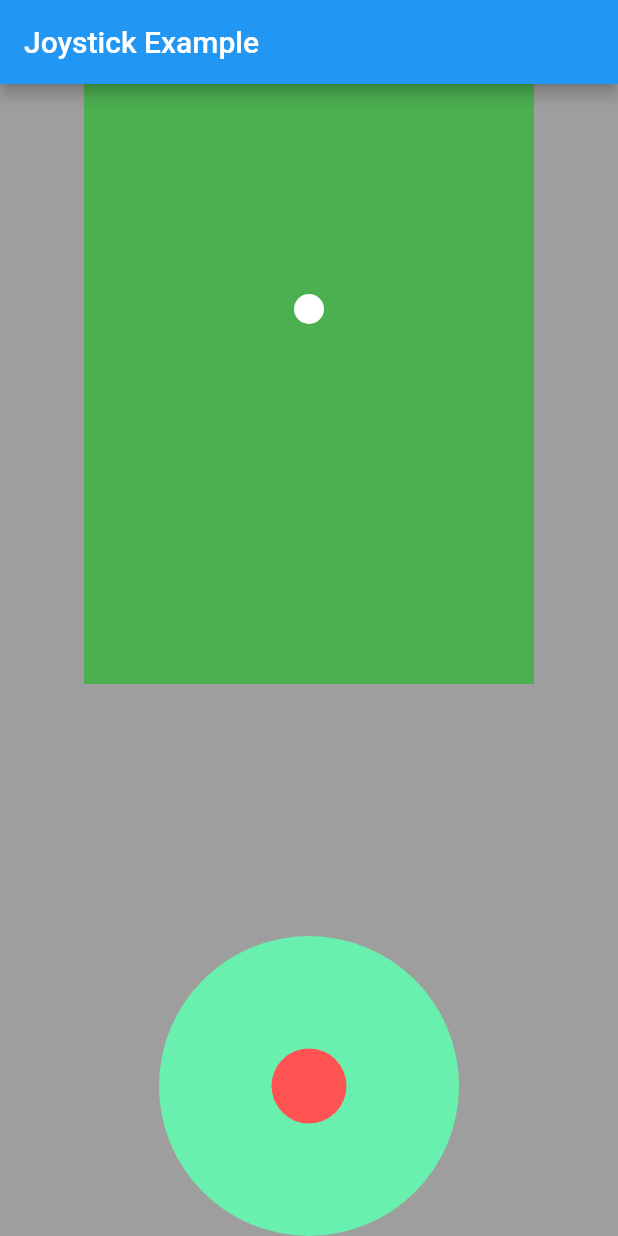
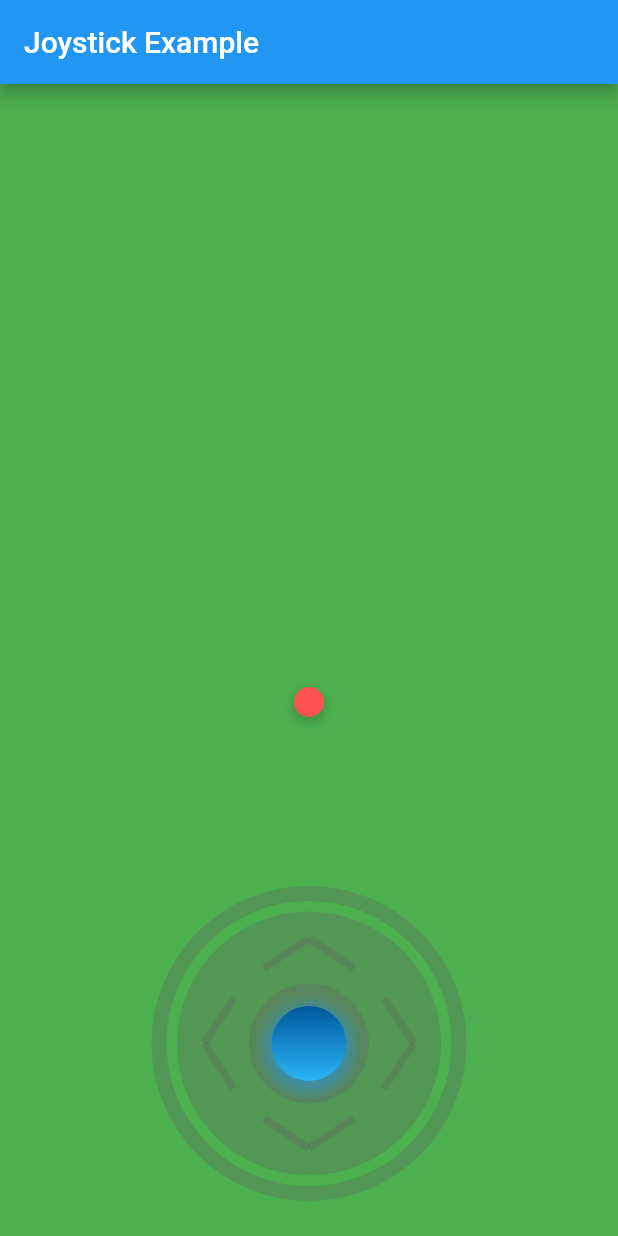
Before and after one commit to pavelzaichyk/flutter_joystick, a Flutter app: the screen it shows after launch, on a phone screen of 412 x 824 dp. Run offline on Flutter 3.47's test engine with Material 2 defaults, Android fonts, the phone set to English and light mode, and no system bars.

Commit message:
updated joystick

```diff
--- a/example/lib/main.dart
+++ b/example/lib/main.dart
@@ -5,18 +5,7 @@ void main() {
   runApp(JoystickExampleApp());
 }
 
-class JoystickExampleApp extends StatefulWidget {
-  @override
-  _JoystickExampleAppState createState() => _JoystickExampleAppState();
-}
-
-class _JoystickExampleAppState extends State<JoystickExampleApp> {
-  final fieldHeight = 400.0;
-  final fieldWidth = 300.0;
-  final step = 5;
-  double x = 140;
-  double y = 140;
-
+class JoystickExampleApp extends StatelessWidget {
   @override
   Widget build(BuildContext context) {
     return MaterialApp(
@@ -24,70 +13,85 @@ class _JoystickExampleAppState extends State<JoystickExampleApp> {
         appBar: AppBar(
           title: Text('Joystick Example'),
         ),
-        body: Container(
-          width: double.infinity,
-          color: Colors.grey,
-          child: JoystickArea(
-            onStickUpdate: (details) {
-              print(details.offset);
-              var newX = x + step * details.offset.dx;
-              var newY = y + step * details.offset.dy;
-              newX = newX < 0
-                  ? 0
-                  : (newX > fieldWidth - 20 ? fieldWidth - 20 : newX);
-              newY = newY < 0
-                  ? 0
-                  : (newY > fieldHeight - 20 ? fieldHeight - 20 : newY);
+        body: Field(),
+      ),
+    );
+  }
+}
+
+class Field extends StatefulWidget {
+  @override
+  _FieldState createState() => _FieldState();
+}
+
+class _FieldState extends State<Field> {
+  final _ballSize = 20.0;
+  final _step = 10;
+  late double _fieldHeight;
+  late double _fieldWidth;
+  late double _x;
+  late double _y;
+
+  @override
+  void didChangeDependencies() {
+    super.didChangeDependencies();
+    _fieldWidth = MediaQuery.of(context).size.width;
+    _fieldHeight = MediaQuery.of(context).size.height;
     setState(() {
-                x = newX;
-                y = newY;
+      _x = _fieldWidth / 2 - _ballSize / 2;
+      _y = _fieldHeight / 2 - _ballSize / 2;
     });
-            },
-            child: Column(
-              // mainAxisAlignment: MainAxisAlignment.spaceAround,
-              children: [
-                Stack(
-                  alignment: Alignment.center,
+  }
+
+  @override
+  Widget build(BuildContext context) {
+    return JoystickArea(
+      initialJoystickAlignment: Alignment(0, 0.9),
+      onStickUpdate: _updateJoystick,
+      child: Stack(
         children: [
           Container(
             color: Colors.green,
-                      width: fieldWidth,
-                      height: fieldHeight,
+            width: double.infinity,
+            height: double.infinity,
           ),
           Positioned(
-                      left: x,
-                      top: y,
+            left: _x,
+            top: _y,
             child: Container(
-                        width: 20,
-                        height: 20,
+              width: _ballSize,
+              height: _ballSize,
               decoration: BoxDecoration(
                 shape: BoxShape.circle,
-                          color: Colors.white,
+                color: Colors.redAccent,
+                boxShadow: [
+                  BoxShadow(
+                    color: Colors.black12,
+                    spreadRadius: 2,
+                    blurRadius: 3,
+                    offset: const Offset(0, 3),
+                  )
+                ],
               ),
             ),
           ),
         ],
       ),
-                // Joystick(onStickUpdate: (details) {
-                //   print(details.offset);
-                //   var newX = x + step * details.offset.dx;
-                //   var newY = y + step * details.offset.dy;
-                //   newX = newX < 0
-                //       ? 0
-                //       : (newX > fieldWidth - 20 ? fieldWidth - 20 : newX);
-                //   newY = newY < 0
-                //       ? 0
-                //       : (newY > fieldHeight - 20 ? fieldHeight - 20 : newY);
-                //   setState(() {
-                //     x = newX;
-                //     y = newY;
-                //   });
-                // }),
-              ],
-            ),
-          ),
-        ),
-      ),
     );
   }
+
+  void _updateJoystick(StickDragDetails details) {
+    var newX = _x + _step * details.offset.dx;
+    var newY = _y + _step * details.offset.dy;
+    newX = newX < 0
+        ? 0
+        : (newX > _fieldWidth - _ballSize ? _fieldWidth - _ballSize : newX);
+    newY = newY < 0
+        ? 0
+        : (newY > _fieldHeight - _ballSize ? _fieldHeight - _ballSize : newY);
+    setState(() {
+      _x = newX;
+      _y = newY;
+    });
   }
+}
--- a/lib/src/joystick.dart
+++ b/lib/src/joystick.dart
@@ -2,7 +2,9 @@ import 'dart:async';
 
 import 'package:flutter/material.dart';
 
-import './joystick_controller.dart';
+import 'joystick_base.dart';
+import 'joystick_controller.dart';
+import 'joystick_stick.dart';
 
 class Joystick extends StatefulWidget {
   /// Calling with [period] frequency when the stick is dragged.
@@ -23,8 +25,8 @@ class Joystick extends StatefulWidget {
     Key? key,
     required this.onStickUpdate,
     this.period = const Duration(milliseconds: 100),
-    this.base = const Base(),
-    this.stick = const Stick(),
+    this.base = const JoystickBase(),
+    this.stick = const JoystickStick(),
     this.controller,
   }) : super(key: key);
 
@@ -37,7 +39,7 @@ class _JoystickState extends State<Joystick> {
 
   Offset _stickOffset = Offset.zero;
   Timer? _callbackTimer;
-  Offset _start = Offset.zero;
+  Offset _startDragStickPosition = Offset.zero;
 
   @override
   void initState() {
@@ -70,20 +72,22 @@ class _JoystickState extends State<Joystick> {
 
   void _stickDragStart(Offset globalPosition) {
     _runCallback();
-    _start = globalPosition;
+    _startDragStickPosition = globalPosition;
   }
 
   void _stickDragUpdate(Offset globalPosition) {
     final baseRenderBox =
         _baseKey.currentContext!.findRenderObject()! as RenderBox;
 
-    final x = _normalizeOffset(
-        (globalPosition.dx - _start.dx) / (baseRenderBox.size.width / 2));
-    final y = _normalizeOffset(
-        (globalPosition.dy - _start.dy) / (baseRenderBox.size.height / 2));
+    final xOffset = _normalizeOffset(
+        (globalPosition.dx - _startDragStickPosition.dx) /
+            (baseRenderBox.size.width / 2));
+    final yOffset = _normalizeOffset(
+        (globalPosition.dy - _startDragStickPosition.dy) /
+            (baseRenderBox.size.height / 2));
 
     setState(() {
-      _stickOffset = Offset(x, y);
+      _stickOffset = Offset(xOffset, yOffset);
     });
   }
 
@@ -103,7 +107,7 @@ class _JoystickState extends State<Joystick> {
     });
 
     _callbackTimer?.cancel();
-    _start = Offset.zero;
+    _startDragStickPosition = Offset.zero;
   }
 
   void _runCallback() {
@@ -119,36 +123,6 @@ class _JoystickState extends State<Joystick> {
   }
 }
 
-class Base extends StatelessWidget {
-  const Base({Key? key}) : super(key: key);
-  @override
-  Widget build(BuildContext context) {
-    return Container(
-      width: 200,
-      height: 200,
-      decoration: const BoxDecoration(
-        color: Colors.greenAccent,
-        shape: BoxShape.circle,
-      ),
-    );
-  }
-}
-
-class Stick extends StatelessWidget {
-  const Stick({Key? key}) : super(key: key);
-  @override
-  Widget build(BuildContext context) {
-    return Container(
-      width: 50,
-      height: 50,
-      decoration: const BoxDecoration(
-        color: Colors.redAccent,
-        shape: BoxShape.circle,
-      ),
-    );
-  }
-}
-
 typedef StickDragCallback = void Function(StickDragDetails details);
 
 class StickDragDetails {
--- /dev/null
+++ b/lib/src/joystick_base.dart
@@ -0,0 +1,63 @@
+import 'package:flutter/material.dart';
+
+class JoystickBase extends StatelessWidget {
+  const JoystickBase({Key? key}) : super(key: key);
+  @override
+  Widget build(BuildContext context) {
+    return Container(
+      width: 200,
+      height: 200,
+      decoration: const BoxDecoration(
+        color: Colors.transparent,
+        shape: BoxShape.circle,
+      ),
+      child: CustomPaint(
+        painter: JoystickBasePainter(),
+      ),
+    );
+  }
+}
+
+class JoystickBasePainter extends CustomPainter {
+  final _borderPaint = Paint()
+    ..color = const Color(0x50616161)
+    ..strokeWidth = 10
+    ..style = PaintingStyle.stroke;
+  final _centerPaint = Paint()
+    ..color = const Color(0x50616161)
+    ..style = PaintingStyle.fill;
+  final _linePaint = Paint()
+    ..color = const Color(0x50616161)
+    ..strokeWidth = 5
+    ..style = PaintingStyle.stroke;
+
+  @override
+  void paint(Canvas canvas, Size size) {
+    final center = Offset(size.width / 2, size.width / 2);
+    final radius = size.width / 2;
+    canvas.drawCircle(center, radius, _borderPaint);
+    canvas.drawCircle(center, radius - 12, _centerPaint);
+    canvas.drawCircle(center, radius - 60, _centerPaint);
+
+    canvas.drawLine(Offset(center.dx - 30, center.dy - 50),
+        Offset(center.dx, center.dy - 70), _linePaint);
+    canvas.drawLine(Offset(center.dx + 30, center.dy - 50),
+        Offset(center.dx, center.dy - 70), _linePaint);
+    canvas.drawLine(Offset(center.dx - 30, center.dy + 50),
+        Offset(center.dx, center.dy + 70), _linePaint);
+    canvas.drawLine(Offset(center.dx + 30, center.dy + 50),
+        Offset(center.dx, center.dy + 70), _linePaint);
+
+    canvas.drawLine(Offset(center.dx - 50, center.dy - 30),
+        Offset(center.dx - 70, center.dy), _linePaint);
+    canvas.drawLine(Offset(center.dx - 50, center.dy + 30),
+        Offset(center.dx - 70, center.dy), _linePaint);
+    canvas.drawLine(Offset(center.dx + 50, center.dy - 30),
+        Offset(center.dx + 70, center.dy), _linePaint);
+    canvas.drawLine(Offset(center.dx + 50, center.dy + 30),
+        Offset(center.dx + 70, center.dy), _linePaint);
+  }
+
+  @override
+  bool shouldRepaint(covariant CustomPainter oldDelegate) => false;
+}
--- /dev/null
+++ b/lib/src/joystick_stick.dart
@@ -0,0 +1,31 @@
+import 'package:flutter/material.dart';
+
+class JoystickStick extends StatelessWidget {
+  const JoystickStick({Key? key}) : super(key: key);
+  @override
+  Widget build(BuildContext context) {
+    return Container(
+      width: 50,
+      height: 50,
+      decoration: BoxDecoration(
+        shape: BoxShape.circle,
+        boxShadow: [
+          BoxShadow(
+            color: Colors.blue.withOpacity(0.5),
+            spreadRadius: 5,
+            blurRadius: 7,
+            offset: const Offset(0, 3),
+          )
+        ],
+        gradient: LinearGradient(
+          begin: Alignment.topCenter,
+          end: Alignment.bottomCenter,
+          colors: [
+            Colors.lightBlue.shade900,
+            Colors.lightBlue.shade400,
+          ],
+        ),
+      ),
+    );
+  }
+}
--- a/pubspec.yaml
+++ b/pubspec.yaml
@@ -1,8 +1,8 @@
 name: joystick
 description: Joystick package.
 version: 0.0.1
-homepage:
-repository:
+homepage: https://github.com/pavzay/flutter_joystick
+repository: https://github.com/pavzay/flutter_joystick.git
 
 environment:
   sdk: ">=2.12.0 <3.0.0"
```
Also changed, not shown: 1 other file. Lines whose indentation alone changed are shown as unchanged.
